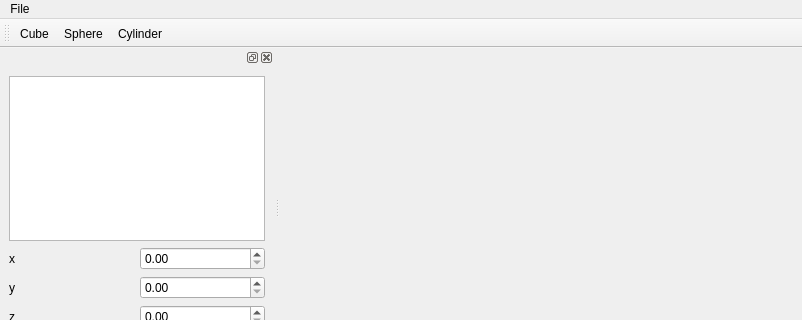
This is 080-ManipulatingShapes/src/MainWindow.ui in haknkayaa/Qt-OpenCASCADE-Projects as Qt 5 draws it before an edit; both pictures show x 0 to 802 and y 0 to 320 of the 802 by 600 pixel window. The edited form follows.
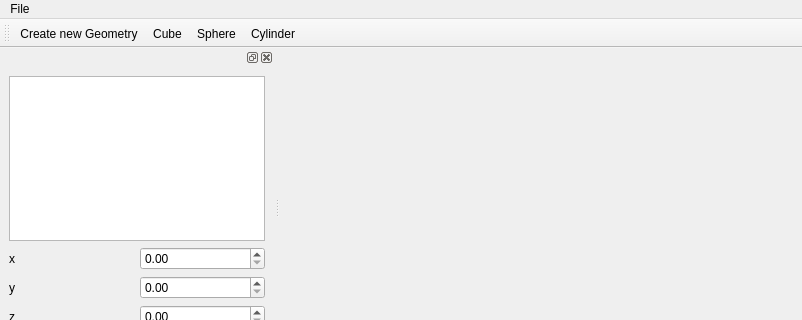
This is the edited form. Custom widgets are drawn as their Qt base class.

Diff of the .ui file:
```diff
--- a/080-ManipulatingShapes/src/MainWindow.ui
+++ b/080-ManipulatingShapes/src/MainWindow.ui
@@ -131,6 +131,7 @@
    <attribute name="toolBarBreak">
     <bool>false</bool>
    </attribute>
+   <addaction name="actionCreate_new_Geometry"/>
    <addaction name="actionCube"/>
    <addaction name="actionSphere"/>
    <addaction name="actionCylinder"/>
@@ -160,6 +161,11 @@
     <string>Cylinder</string>
    </property>
   </action>
+  <action name="actionCreate_new_Geometry">
+   <property name="text">
+    <string>Create new Geometry</string>
+   </property>
+  </action>
  </widget>
  <customwidgets>
   <customwidget>
```
